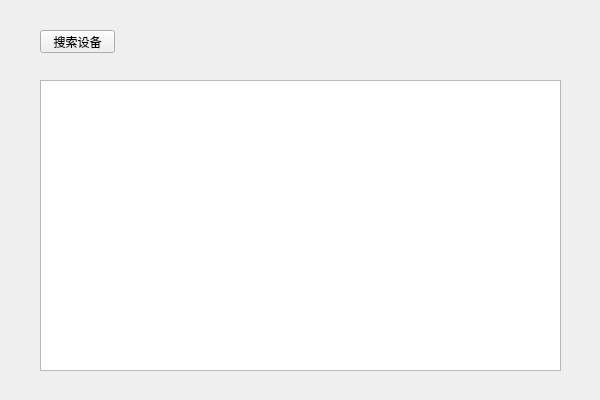
This is 7-OnvifDetectDevice/onvifdetectdevice.ui in wbt165/OnvifDemo as Qt 5 draws it before an edit. The edited form follows.
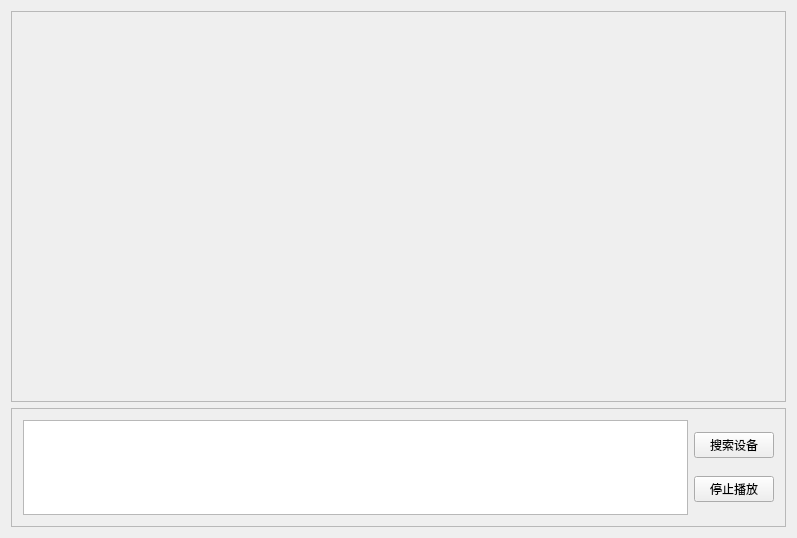
This is the edited form.

Commit message: 完成Windows平台的视频播放调试

```diff
--- a/7-OnvifDetectDevice/onvifdetectdevice.ui
+++ b/7-OnvifDetectDevice/onvifdetectdevice.ui
@@ -6,36 +6,86 @@
    <rect>
     <x>0</x>
     <y>0</y>
-    <width>600</width>
-    <height>400</height>
+    <width>797</width>
+    <height>538</height>
    </rect>
   </property>
   <property name="windowTitle">
    <string>OnvifDetectDevice</string>
   </property>
-  <widget class="QPushButton" name="pushButtonSearch">
-   <property name="geometry">
-    <rect>
-     <x>40</x>
-     <y>30</y>
-     <width>75</width>
-     <height>23</height>
-    </rect>
-   </property>
-   <property name="text">
-    <string>搜索设备</string>
-   </property>
-  </widget>
-  <widget class="QTextEdit" name="textEditResult">
-   <property name="geometry">
-    <rect>
-     <x>40</x>
-     <y>80</y>
-     <width>521</width>
-     <height>291</height>
-    </rect>
-   </property>
-  </widget>
+  <layout class="QVBoxLayout" name="verticalLayout_3">
+   <item>
+    <widget class="QFrame" name="frameRealPlay">
+     <property name="frameShape">
+      <enum>QFrame::StyledPanel</enum>
+     </property>
+     <property name="frameShadow">
+      <enum>QFrame::Raised</enum>
+     </property>
+     <layout class="QVBoxLayout" name="verticalLayout_2">
+      <item>
+       <spacer name="verticalSpacer">
+        <property name="orientation">
+         <enum>Qt::Vertical</enum>
+        </property>
+        <property name="sizeHint" stdset="0">
+         <size>
+          <width>20</width>
+          <height>369</height>
+         </size>
+        </property>
+       </spacer>
+      </item>
+     </layout>
+    </widget>
+   </item>
+   <item>
+    <widget class="QFrame" name="frame">
+     <property name="maximumSize">
+      <size>
+       <width>16777215</width>
+       <height>120</height>
+      </size>
+     </property>
+     <property name="frameShape">
+      <enum>QFrame::StyledPanel</enum>
+     </property>
+     <property name="frameShadow">
+      <enum>QFrame::Raised</enum>
+     </property>
+     <layout class="QHBoxLayout" name="horizontalLayout">
+      <item>
+       <widget class="QTextEdit" name="textEditResult">
+        <property name="maximumSize">
+         <size>
+          <width>16777215</width>
+          <height>100</height>
+         </size>
+        </property>
+       </widget>
+      </item>
+      <item>
+       <layout class="QVBoxLayout" name="verticalLayout">
+        <item>
+         <widget class="QPushButton" name="pushButtonSearch">
+          <property name="text">
+           <string>搜索设备</string>
+          </property>
+         </widget>
+        </item>
+        <item>
+         <widget class="QPushButton" name="pushButtonStop">
+          <property name="text">
+           <string>停止播放</string>
+          </property>
+         </widget>
+        </item>
+       </layout>
+      </item>
+     </layout>
+    </widget>
+   </item>
+  </layout>
  </widget>
  <layoutdefault spacing="6" margin="11"/>
  <resources>
```
Left out of the diff: 21 changed lines with no effect on the pictures. The commit also changes 4 other files.
